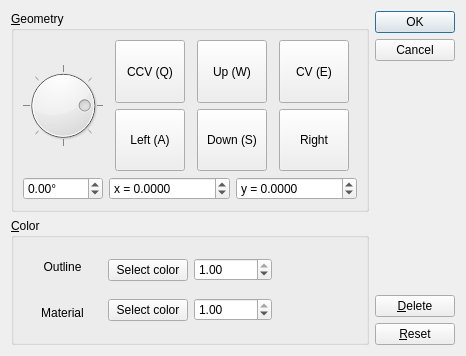
fizzzloid/Optics, file optic_options.ui: the form before one commit.
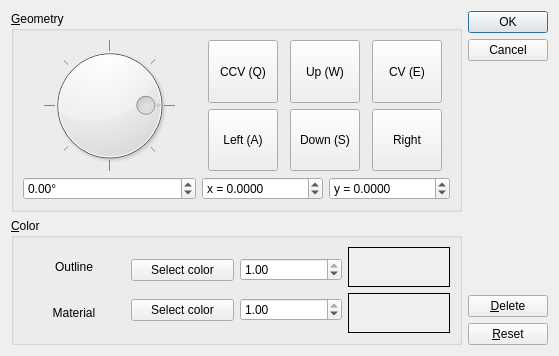
The form after the commit.

Commit message: optic colors selection

```diff
--- a/optic_options.ui
+++ b/optic_options.ui
@@ -6,7 +6,7 @@
    <rect>
     <x>0</x>
     <y>0</y>
-    <width>466</width>
+    <width>559</width>
     <height>356</height>
    </rect>
   </property>
@@ -361,6 +361,12 @@
               <height>40</height>
              </size>
             </property>
+            <property name="autoFillBackground">
+             <bool>true</bool>
+            </property>
+            <property name="frameShape">
+             <enum>QFrame::Box</enum>
+            </property>
             <property name="text">
              <string notr="true"/>
             </property>
@@ -374,6 +380,12 @@
               <height>40</height>
              </size>
             </property>
+            <property name="autoFillBackground">
+             <bool>true</bool>
+            </property>
+            <property name="frameShape">
+             <enum>QFrame::Box</enum>
+            </property>
             <property name="frameShadow">
              <enum>QFrame::Plain</enum>
             </property>
```
Left out of the diff: 8 changed lines with no effect on the pictures. The commit also changes 8 other files.
